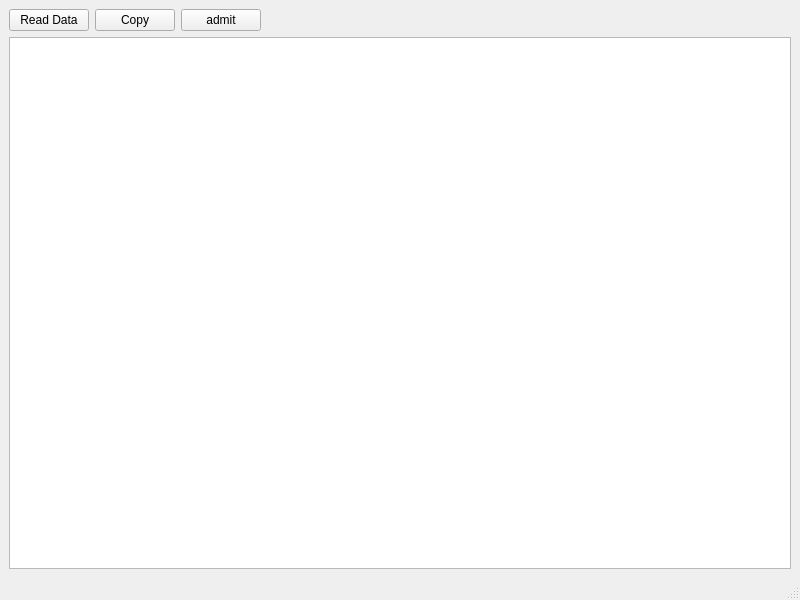
alinaseri25/HealthConnectTest, file mainwindow.ui: the form before one commit.
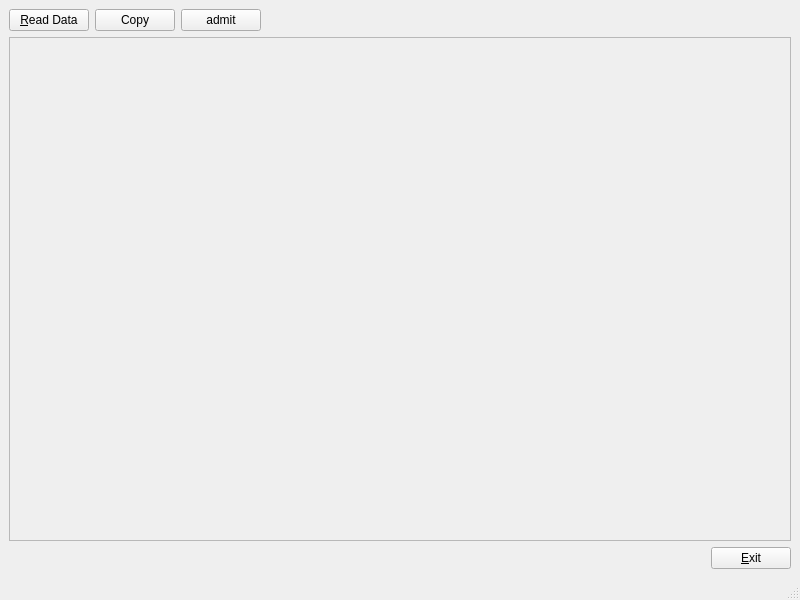
The form after the commit.

What changed in the file:
```diff
--- a/mainwindow.ui
+++ b/mainwindow.ui
@@ -22,7 +22,7 @@
         <item>
          <widget class="QPushButton" name="btnRead">
           <property name="text">
-           <string>Read Data</string>
+           <string>&amp;Read Data</string>
           </property>
          </widget>
         </item>
@@ -58,7 +58,35 @@
       <item>
        <layout class="QHBoxLayout" name="horizontalLayout_2">
         <item>
-         <widget class="QTextEdit" name="txtData"/>
+         <widget class="QTextEdit" name="txtData">
+          <property name="enabled">
+           <bool>false</bool>
+          </property>
+         </widget>
+        </item>
+       </layout>
+      </item>
+      <item>
+       <layout class="QHBoxLayout" name="horizontalLayout_3">
+        <item>
+         <spacer name="horizontalSpacer_2">
+          <property name="orientation">
+           <enum>Qt::Orientation::Horizontal</enum>
+          </property>
+          <property name="sizeHint" stdset="0">
+           <size>
+            <width>40</width>
+            <height>20</height>
+           </size>
+          </property>
+         </spacer>
+        </item>
+        <item>
+         <widget class="QPushButton" name="BtnExit">
+          <property name="text">
+           <string>&amp;Exit</string>
+          </property>
+         </widget>
         </item>
        </layout>
       </item>
```
